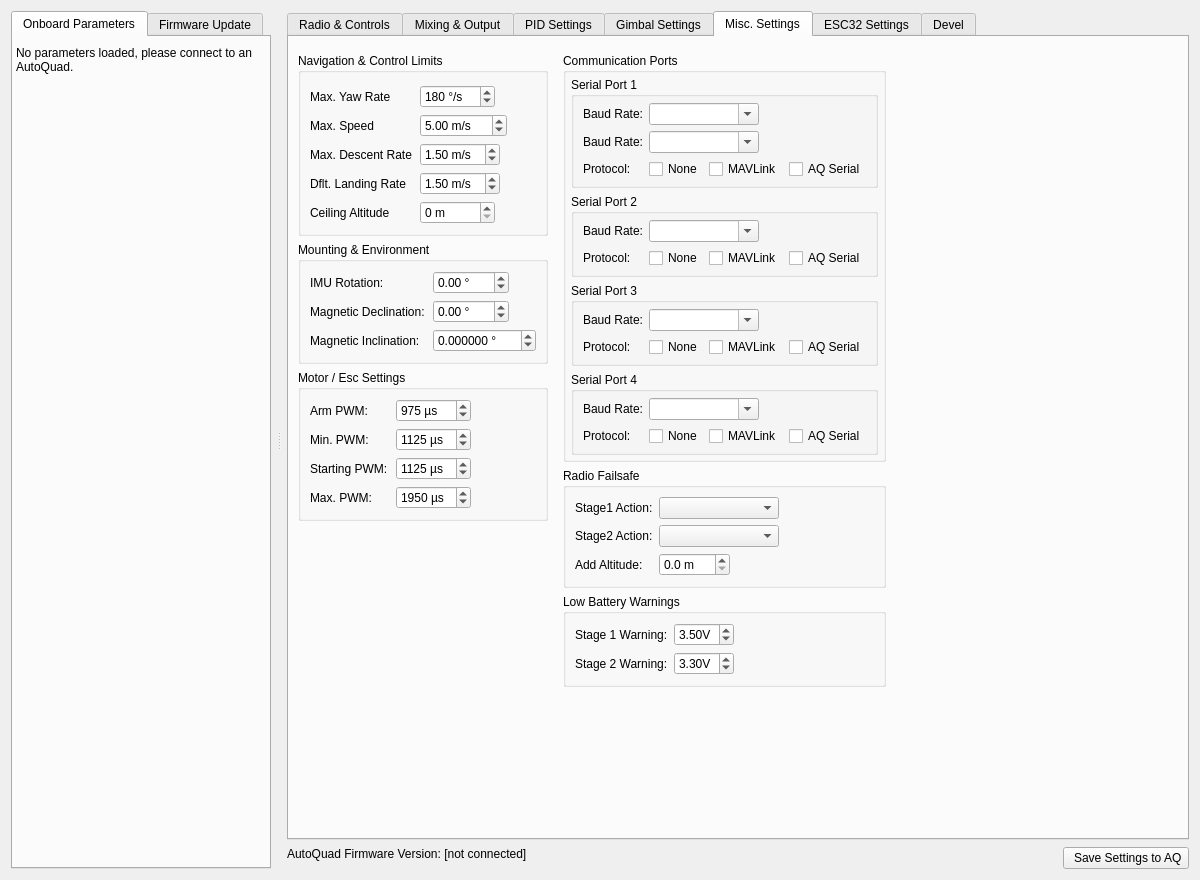
Old version of the form src/ui/qgcautoquad.ui in the repository mpaperno/qgroundcontrol_aq.
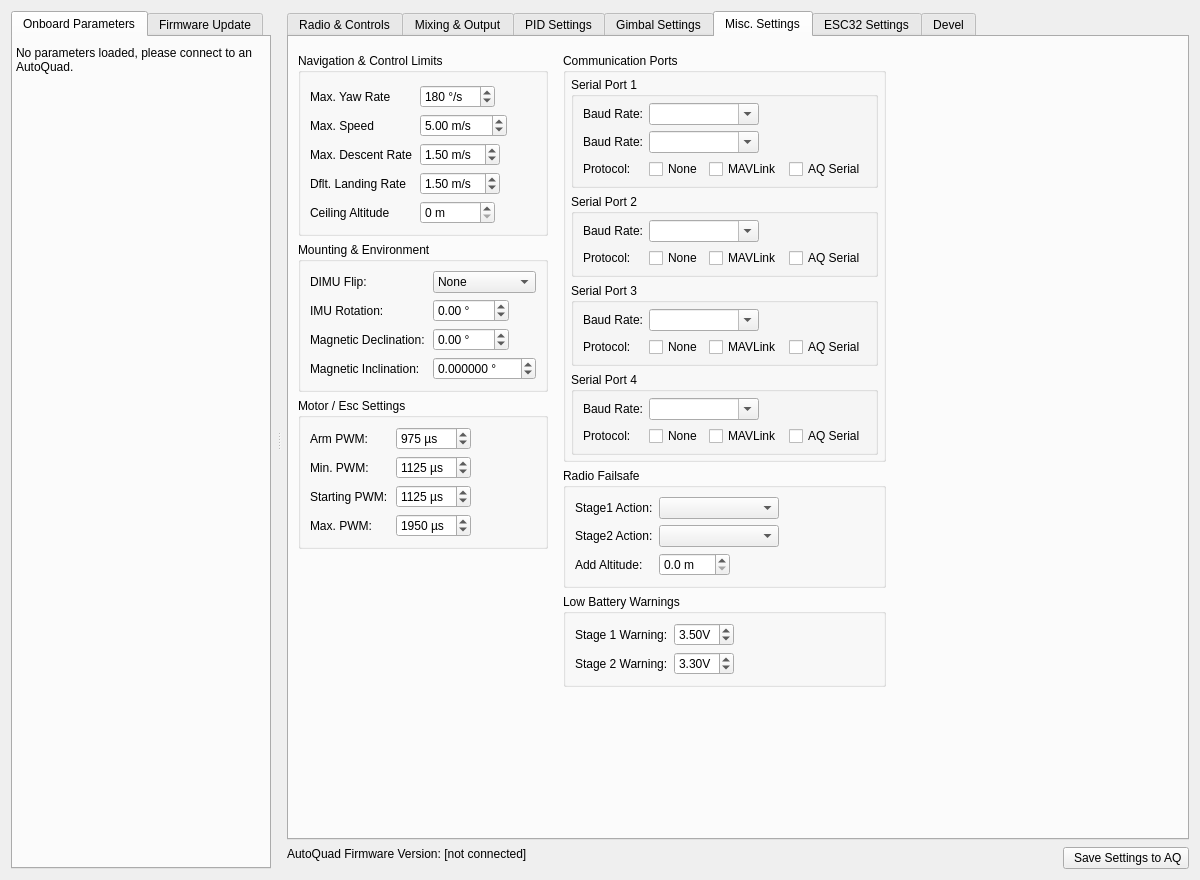
New version of the form. The open tabs and pages were chosen to show the change. Icons and pictures are not drawn.

Commit message: Add DIMU Flip setting.

```diff
--- a/src/ui/qgcautoquad.ui
+++ b/src/ui/qgcautoquad.ui
@@ -5731,13 +5731,48 @@
                   <number>8</number>
                  </property>
                  <item row="0" column="0">
+                  <widget class="QLabel" name="label_IMU_FLIP">
+                   <property name="text">
+                    <string>DIMU Flip:</string>
+                   </property>
+                  </widget>
+                 </item>
+                 <item row="0" column="1">
+                  <widget class="QComboBox" name="IMU_FLIP">
+                   <property name="sizePolicy">
+                    <sizepolicy hsizetype="Preferred" vsizetype="Fixed">
+                     <horstretch>0</horstretch>
+                     <verstretch>0</verstretch>
+                    </sizepolicy>
+                   </property>
+                   <property name="toolTip">
+                    <string>&lt;html&gt;&lt;head/&gt;&lt;body&gt;&lt;p&gt;Digital IMU flip direction (AQ6 with DIMU add-on, or AQ M4). Note that Flip setting is applied before the IMU Rotation setting.&lt;/p&gt;&lt;p&gt;None: Board is right side up (On AQ6 that is DIMU expander facing up. On M4 that is the side with the USB connector and large computer chip).&lt;/p&gt;&lt;p&gt;X Axis: Flip along &lt;span style=&quot; font-weight:600;&quot;&gt;roll&lt;/span&gt; axis. For example, on M4 this means arm #4 is pointing to the right instead of left and GPS chip is facing up.&lt;/p&gt;&lt;p&gt;Y Axis: Flip along &lt;span style=&quot; font-weight:600;&quot;&gt;pitch&lt;/span&gt; axis. For example, on M4 this means the #3 arm is pointing forward instead of to the back, and the GPS chip is facing up.&lt;/p&gt;&lt;/body&gt;&lt;/html&gt;</string>
+                   </property>
+                   <item>
+                    <property name="text">
+                     <string>None</string>
+                    </property>
+                   </item>
+                   <item>
+                    <property name="text">
+                     <string>X (roll) Axis</string>
+                    </property>
+                   </item>
+                   <item>
+                    <property name="text">
+                     <string>Y (pitch) Axis</string>
+                    </property>
+                   </item>
+                  </widget>
+                 </item>
+                 <item row="1" column="0">
                   <widget class="QLabel" name="label_IMU_ROT">
                    <property name="text">
                     <string>IMU Rotation:</string>
                    </property>
                   </widget>
                  </item>
-                 <item row="0" column="1">
+                 <item row="1" column="1">
                   <widget class="QDoubleSpinBox" name="IMU_ROT">
                    <property name="sizePolicy">
                     <sizepolicy hsizetype="Maximum" vsizetype="Fixed">
@@ -5768,14 +5803,14 @@
                    </property>
                   </widget>
                  </item>
-                 <item row="1" column="0">
+                 <item row="2" column="0">
                   <widget class="QLabel" name="label_IMU_MAG_DECL">
                    <property name="text">
                     <string>Magnetic Declination:</string>
                    </property>
                   </widget>
                  </item>
-                 <item row="1" column="1">
+                 <item row="2" column="1">
                   <widget class="QDoubleSpinBox" name="IMU_MAG_DECL">
                    <property name="sizePolicy">
                     <sizepolicy hsizetype="Maximum" vsizetype="Fixed">
@@ -5806,14 +5841,14 @@
                    </property>
                   </widget>
                  </item>
-                 <item row="2" column="0">
+                 <item row="3" column="0">
                   <widget class="QLabel" name="label_IMU_MAG_INCL">
                    <property name="text">
                     <string>Magnetic Inclination:</string>
                    </property>
                   </widget>
                  </item>
-                 <item row="2" column="1">
+                 <item row="3" column="1">
                   <widget class="QDoubleSpinBox" name="IMU_MAG_INCL">
                    <property name="sizePolicy">
                     <sizepolicy hsizetype="Maximum" vsizetype="Fixed">
```
Left out of the diff: 2 changed lines with no effect on the pictures. The commit also changes 3 other files.
